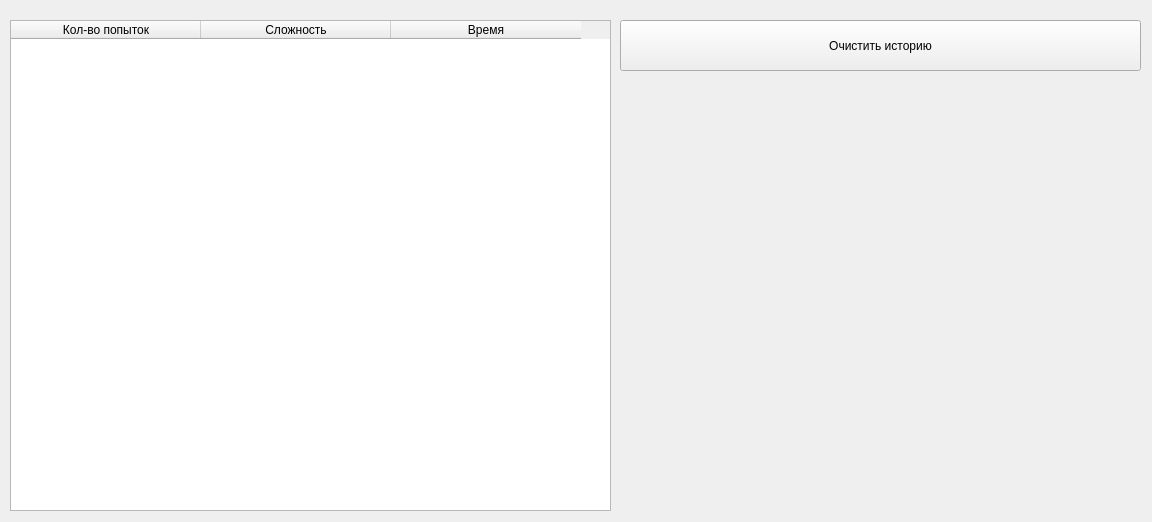
Qt form History.ui (AjDx1228/Bulls-and-cows) before a commit.
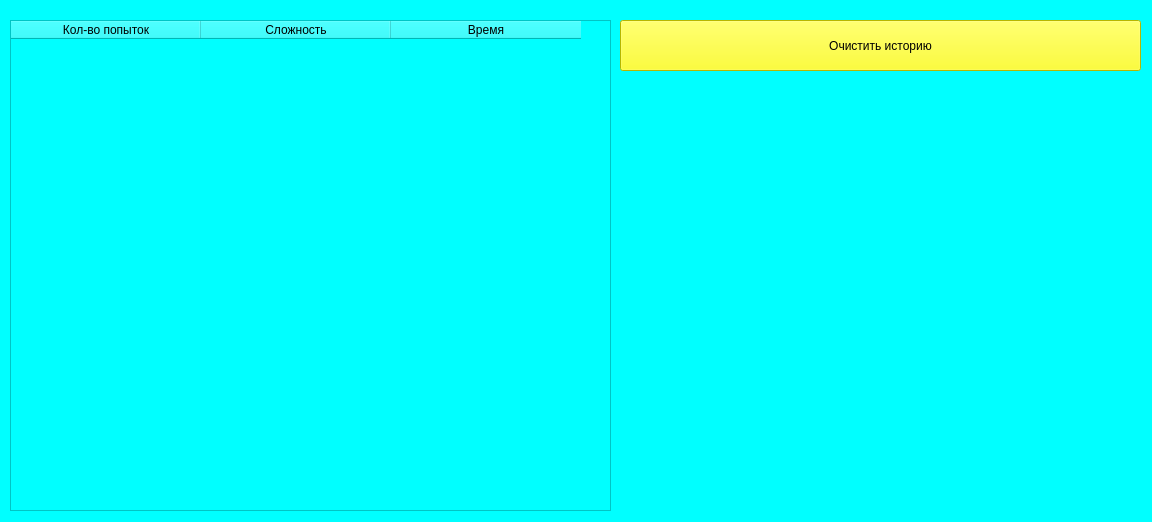
The same form after that commit.

```diff
--- a/History.ui
+++ b/History.ui
@@ -13,6 +13,9 @@
   <property name="windowTitle">
    <string>Form</string>
   </property>
+  <property name="styleSheet">
+   <string notr="true">background-color: rgb(0, 255, 255);</string>
+  </property>
   <widget class="QTableWidget" name="history_tableWidget">
    <property name="geometry">
     <rect>
@@ -54,7 +57,8 @@
     </rect>
    </property>
    <property name="styleSheet">
-    <string notr="true">font: 16pt &quot;Comic Sans MS&quot;;</string>
+    <string notr="true">font: 16pt &quot;Comic Sans MS&quot;;
+background-color: rgb(255, 255, 0);</string>
    </property>
    <property name="text">
     <string>Очистить историю</string>
```
Left out of the diff: 4 changed lines with no effect on the pictures.
